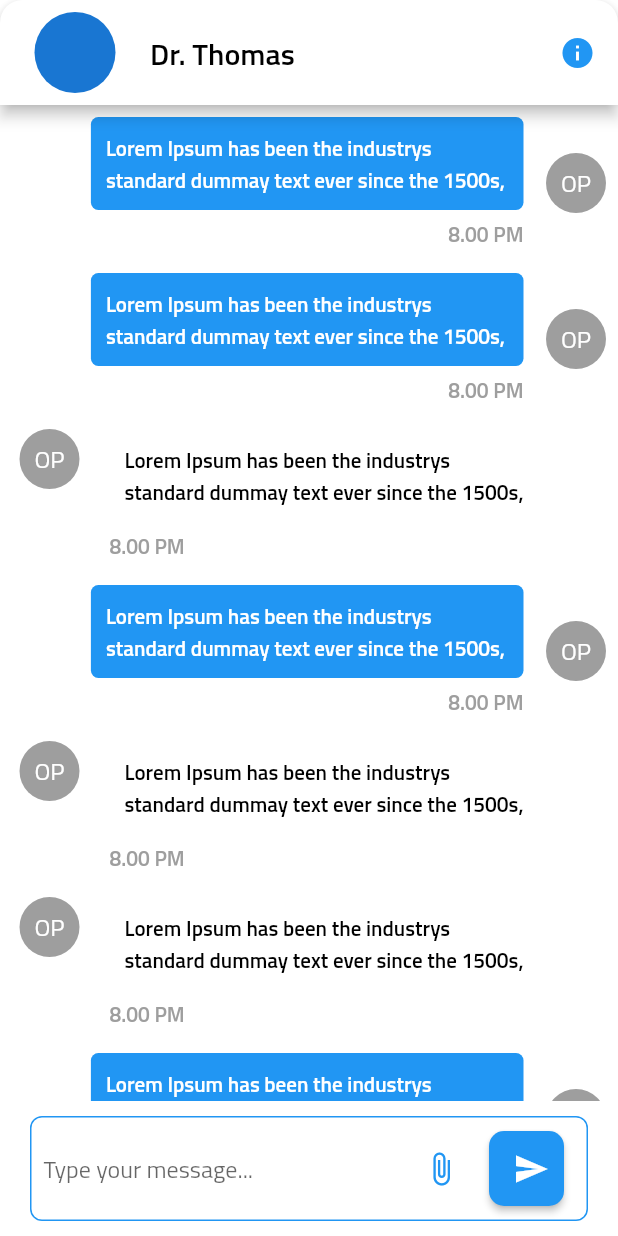
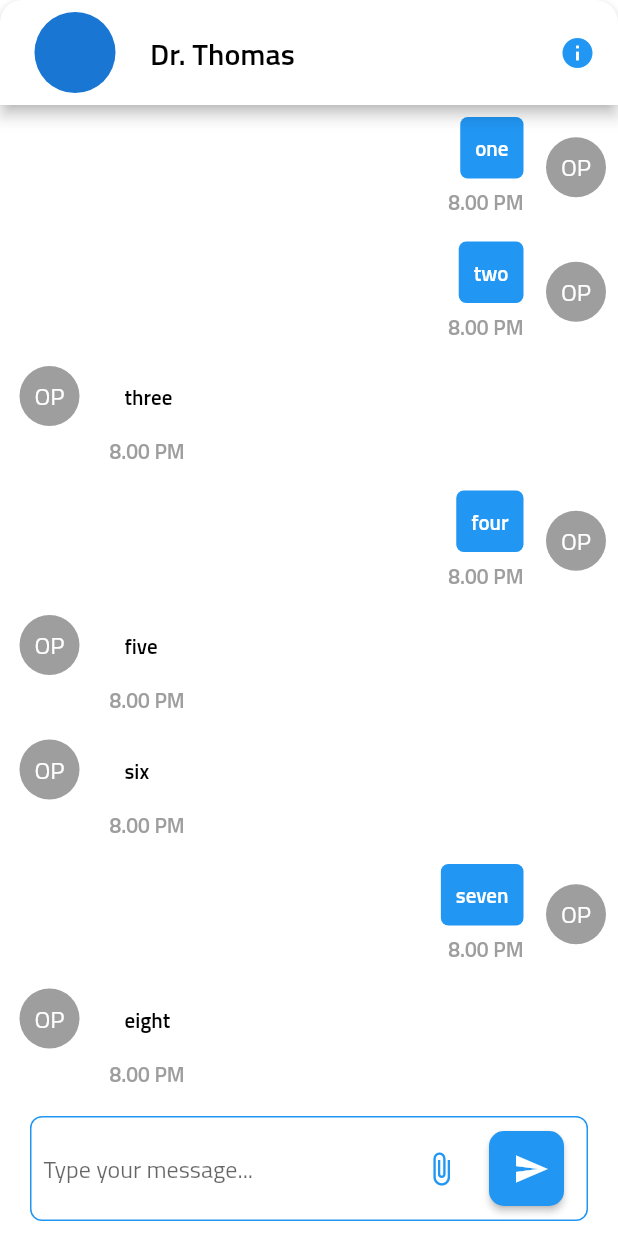
Before and after one commit to joyal670/flutter_dent, a Flutter app: the DashboardScreen screen opened directly, after a tap on "DR. Thomas", on a phone screen of 412 x 824 dp. Run offline on Flutter 3.47's test engine with Material 2 defaults, Android fonts, the phone set to English and light mode, and no system bars.

Commit message:
initial commit

```diff
--- a/lib/presentation/dashboard/chat_main.dart
+++ b/lib/presentation/dashboard/chat_main.dart
@@ -1,3 +1,5 @@
+import 'dart:js_interop';
+
 import 'package:flutter/material.dart';
 
 import '../../core/colors.dart';
@@ -6,13 +8,13 @@ import '../../model/chat_model.dart';
 
 class ChatMain extends StatelessWidget {
   final isLargeScreen;
+  final List<ChatModel> chatList;
+
   const ChatMain({
     super.key,
     required this.chatList,
     required this.isLargeScreen,
   });
-
-  final List<ChatModel> chatList;
 
   @override
   Widget build(BuildContext context) {
@@ -31,9 +33,9 @@ class ChatMain extends StatelessWidget {
                 border: Border.all(color: colorBlue)),
             child: Row(
               children: [
-                Expanded(
+                const Expanded(
                     child: Padding(
-                  padding: const EdgeInsets.all(8.0),
+                  padding: EdgeInsets.all(8.0),
                   child: TextField(
                     maxLines: 1,
                     decoration: InputDecoration(
@@ -44,7 +46,7 @@ class ChatMain extends StatelessWidget {
                 )),
                 Row(
                   children: [
-                    Icon(
+                    const Icon(
                       Icons.attach_file,
                       color: colorBlue,
                     ),
@@ -60,9 +62,9 @@ class ChatMain extends StatelessWidget {
                                   borderRadius: BorderRadius.circular(10.0),
                                 )),
                                 backgroundColor:
-                                    MaterialStatePropertyAll(colorBlue)),
+                                    const MaterialStatePropertyAll(colorBlue)),
                             onPressed: () {},
-                            child: Icon(Icons.send))),
+                            child: const Icon(Icons.send))),
                     width15
                   ],
                 )
@@ -72,7 +74,7 @@ class ChatMain extends StatelessWidget {
         ),
       ),
       appBar: AppBar(
-        shape: RoundedRectangleBorder(
+        shape: const RoundedRectangleBorder(
             borderRadius: BorderRadius.only(
                 topLeft: Radius.circular(15), topRight: Radius.circular(15))),
         backgroundColor: colorWhite,
@@ -100,18 +102,26 @@ class ChatMain extends StatelessWidget {
           width15
         ],
       ),
-      body: ListView(
-          children: List.generate(chatList.length, (index) {
+      // body: ListView(
+      //     children: List.generate(chatList.length, (index) {
+      //   return chatList[index].type == 0
+      //       ? ItemOne(
+      //           model: chatList[index],
+      //           isLargeScreen: isLargeScreen,
+      //         )
+      //       : ItemTwo(
+      //           model: chatList[index],
+      //           isLargeScreen: isLargeScreen,
+      //         );
+      // })),
+      body: ListView.separated(
+          itemBuilder: (context, index) {
             return chatList[index].type == 0
-            ? ItemOne(
-                model: chatList[index],
-                isLargeScreen: isLargeScreen,
-              )
-            : ItemTwo(
-                model: chatList[index],
-                isLargeScreen: isLargeScreen,
-              );
-      })),
+                ? ItemOne(model: chatList[index], isLargeScreen: isLargeScreen)
+                : ItemTwo(model: chatList[index], isLargeScreen: isLargeScreen);
+          },
+          separatorBuilder: (context, index) => height0,
+          itemCount: chatList.length),
     );
   }
 }
@@ -155,9 +165,9 @@ class ItemOne extends StatelessWidget {
                     color: colorWhite,
                     borderRadius: BorderRadius.circular(5),
                   ),
-                  child: const Text(
-                    'Lorem Ipsum has been the industrys standard dummay text ever since the 1500s,',
-                    style: TextStyle(
+                  child: Text(
+                    model.message.toString(),
+                    style: const TextStyle(
                         color: colorBlack,
                         fontWeight: FontWeight.w600,
                         overflow: TextOverflow.clip),
@@ -197,23 +207,18 @@ class ItemTwo extends StatelessWidget {
           Column(
             crossAxisAlignment: CrossAxisAlignment.end,
             children: [
-              SizedBox(
-                width: isLargeScreen
-                    ? MediaQuery.of(context).size.width * .4
-                    : MediaQuery.of(context).size.width * .7,
-                child: Container(
+              Container(
                 padding: const EdgeInsets.all(10),
                 decoration: BoxDecoration(
                   color: colorBlue,
                   borderRadius: BorderRadius.circular(5),
                 ),
-                  child: const Text(
-                    'Lorem Ipsum has been the industrys standard dummay text ever since the 1500s,',
-                    style: TextStyle(
+                child: Text(
+                  model.message,
+                  style: const TextStyle(
                       color: colorWhite,
                       fontWeight: FontWeight.w600,
                       overflow: TextOverflow.clip),
-                  ),
                 ),
               ),
               height5,
--- a/lib/presentation/dashboard/chat_page.dart
+++ b/lib/presentation/dashboard/chat_page.dart
@@ -12,14 +12,15 @@ class ChatPage extends StatelessWidget {
 
   @override
   Widget build(BuildContext context) {
-    chatList.add(ChatModel(type: 1, message: "skndf"));
-    chatList.add(ChatModel(type: 1, message: "skndf"));
-    chatList.add(ChatModel(type: 0, message: "qufyweuqwbdh"));
-    chatList.add(ChatModel(type: 1, message: "skndf"));
-    chatList.add(ChatModel(type: 0, message: "qufyweuqwbdh"));
-    chatList.add(ChatModel(type: 0, message: "qufyweuqwbdh"));
-    chatList.add(ChatModel(type: 1, message: "skndf"));
-    chatList.add(ChatModel(type: 0, message: "qufyweuqwbdh"));
+    chatList.add(ChatModel(type: 1, message: "one"));
+    chatList.add(ChatModel(type: 1, message: "two"));
+    chatList.add(ChatModel(type: 0, message: "three"));
+    chatList.add(ChatModel(type: 1, message: "four"));
+    chatList.add(ChatModel(type: 0, message: "five"));
+    chatList.add(ChatModel(type: 0, message: "six"));
+    chatList.add(ChatModel(type: 1, message: "seven"));
+    chatList.add(ChatModel(type: 0, message: "eight"));
+    chatList.add(ChatModel(type: 0, message: "nine"));
 
     return ChatMain(
       chatList: chatList,
--- a/lib/presentation/dashboard/dashboard.dart
+++ b/lib/presentation/dashboard/dashboard.dart
@@ -18,7 +18,7 @@ class _DashboardScreenState extends State<DashboardScreen>
     with SingleTickerProviderStateMixin {
   late TabController _tabController;
   int _activeIndex = 0;
-  var isLargeScreen = false;
+  var isLargeScreen = true;
 
   @override
   void initState() {
@@ -39,7 +39,7 @@ class _DashboardScreenState extends State<DashboardScreen>
     return Scaffold(
       body: LayoutBuilder(
         builder: (context, constraint) {
-          if (constraint.maxWidth < 600) {
+          if (constraint.maxWidth < 1000) {
             isLargeScreen = false;
             return smallScreen();
           } else {
@@ -180,8 +180,8 @@ class _DashboardScreenState extends State<DashboardScreen>
     chatList.add(ChatModel(type: 1, message: "skndf"));
     chatList.add(ChatModel(type: 0, message: "qufyweuqwbdh"));
     chatList.add(ChatModel(type: 0, message: "qufyweuqwbdh"));
-    chatList.add(ChatModel(type: 1, message: "skndf"));
-    chatList.add(ChatModel(type: 0, message: "qufyweuqwbdh"));
+    chatList.add(ChatModel(type: 1, message: "skndszdfasgfff"));
+    chatList.add(ChatModel(type: 0, message: "qufyweuqwsfsfdfsdfbdh"));
     return SafeArea(
         child: Row(
       children: [
```
Also changed, not shown: lib/presentation/signin.dart (+30 -18 lines). Lines whose indentation alone changed are shown as unchanged.
